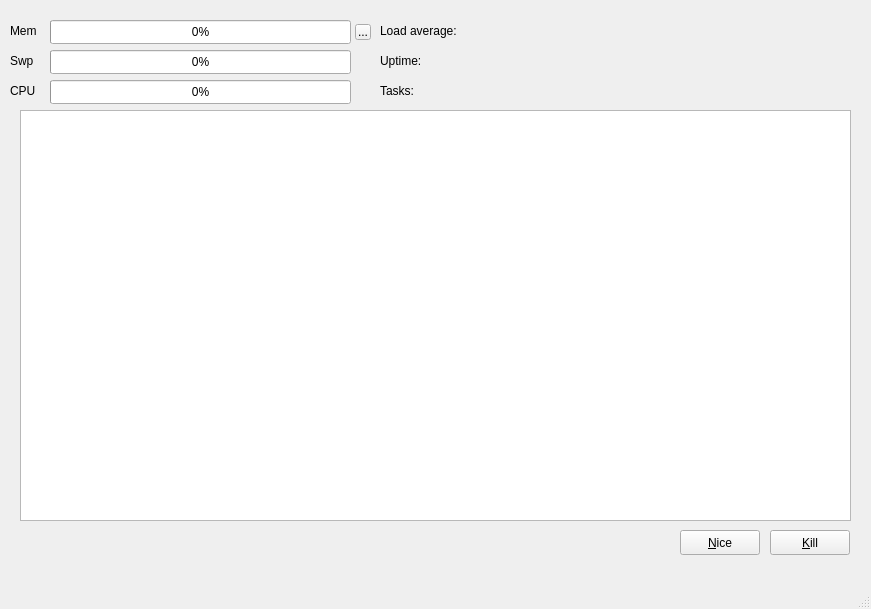
Qt form process-monitor/ui/process-monitor/mainwindow.ui (platoneko/os-course-design) before a commit.
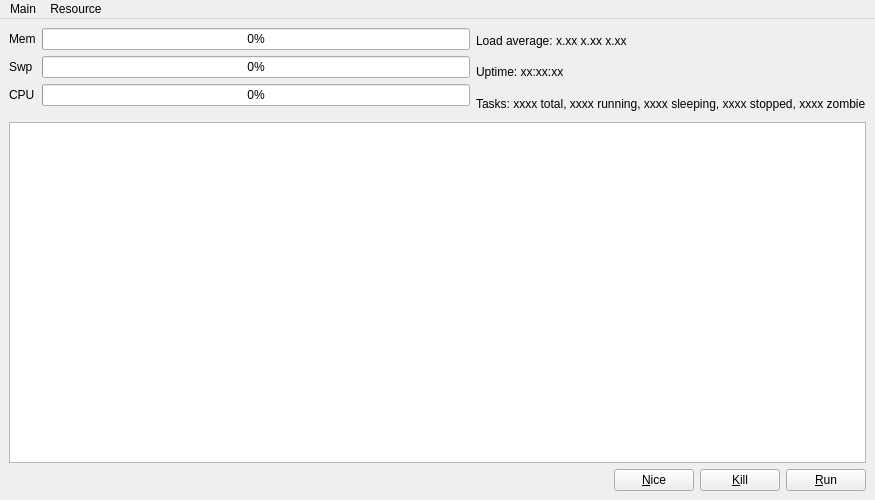
The same form after that commit.

```diff
--- a/process-monitor/ui/process-monitor/mainwindow.ui
+++ b/process-monitor/ui/process-monitor/mainwindow.ui
@@ -6,131 +6,70 @@
    <rect>
     <x>0</x>
     <y>0</y>
-    <width>871</width>
-    <height>609</height>
+    <width>875</width>
+    <height>500</height>
    </rect>
   </property>
+  <property name="maximumSize">
+   <size>
+    <width>875</width>
+    <height>500</height>
+   </size>
+  </property>
   <property name="windowTitle">
    <string>MainWindow</string>
   </property>
   <widget class="QWidget" name="centralwidget">
-   <widget class="QLabel" name="loadAverage">
-    <property name="geometry">
-     <rect>
-      <x>380</x>
-      <y>20</y>
-      <width>341</width>
-      <height>22</height>
-     </rect>
-    </property>
-    <property name="font">
-     <font>
-      <weight>50</weight>
-      <bold>false</bold>
-     </font>
-    </property>
-    <property name="text">
-     <string>Load average:</string>
-    </property>
-   </widget>
-   <widget class="QLabel" name="tasks">
-    <property name="geometry">
-     <rect>
-      <x>380</x>
-      <y>80</y>
-      <width>481</width>
-      <height>22</height>
-     </rect>
-    </property>
-    <property name="font">
-     <font>
-      <weight>50</weight>
-      <bold>false</bold>
-     </font>
-    </property>
-    <property name="text">
-     <string>Tasks:</string>
-    </property>
-   </widget>
-   <widget class="QLabel" name="uptime">
-    <property name="geometry">
-     <rect>
-      <x>380</x>
-      <y>50</y>
-      <width>341</width>
-      <height>22</height>
-     </rect>
-    </property>
-    <property name="font">
-     <font>
-      <weight>50</weight>
-      <bold>false</bold>
-      <underline>false</underline>
-     </font>
-    </property>
-    <property name="text">
-     <string>Uptime:</string>
-    </property>
-   </widget>
-   <widget class="QProgressBar" name="memBar">
-    <property name="geometry">
-     <rect>
-      <x>50</x>
-      <y>20</y>
-      <width>301</width>
-      <height>24</height>
-     </rect>
-    </property>
-    <property name="font">
-     <font>
-      <underline>false</underline>
-     </font>
-    </property>
-    <property name="value">
-     <number>0</number>
-    </property>
-    <property name="textVisible">
-     <bool>true</bool>
-    </property>
-    <property name="format">
-     <string>%p%</string>
-    </property>
-   </widget>
+   <layout class="QGridLayout" name="gridLayout">
+    <item row="0" column="3">
+     <spacer name="horizontalSpacer_2">
+      <property name="orientation">
+       <enum>Qt::Horizontal</enum>
+      </property>
+      <property name="sizeHint" stdset="0">
+       <size>
+        <width>18</width>
+        <height>88</height>
+       </size>
+      </property>
+     </spacer>
+    </item>
+    <item row="0" column="0">
+     <layout class="QFormLayout" name="formLayout_1">
+      <item row="0" column="0">
    <widget class="QLabel" name="label">
-    <property name="geometry">
-     <rect>
-      <x>10</x>
-      <y>20</y>
-      <width>41</width>
-      <height>22</height>
-     </rect>
-    </property>
     <property name="text">
      <string>Mem</string>
     </property>
    </widget>
+      </item>
+      <item row="0" column="1">
+       <widget class="QProgressBar" name="memBar">
+        <property name="font">
+         <font>
+          <underline>false</underline>
+         </font>
+        </property>
+        <property name="value">
+         <number>0</number>
+        </property>
+        <property name="textVisible">
+         <bool>true</bool>
+        </property>
+        <property name="format">
+         <string>%p%</string>
+        </property>
+       </widget>
+      </item>
+      <item row="1" column="0">
    <widget class="QLabel" name="label_2">
-    <property name="geometry">
-     <rect>
-      <x>10</x>
-      <y>50</y>
-      <width>41</width>
-      <height>22</height>
-     </rect>
-    </property>
     <property name="text">
      <string>Swp</string>
     </property>
    </widget>
+      </item>
+      <item row="1" column="1">
    <widget class="QProgressBar" name="swpBar">
-    <property name="geometry">
-     <rect>
-      <x>50</x>
-      <y>50</y>
-      <width>301</width>
-      <height>24</height>
-     </rect>
-    </property>
     <property name="value">
      <number>0</number>
     </property>
@@ -141,41 +80,16 @@
      <string>%p%</string>
     </property>
    </widget>
-   <widget class="QTableView" name="taskTable">
-    <property name="geometry">
-     <rect>
-      <x>20</x>
-      <y>110</y>
-      <width>831</width>
-      <height>411</height>
-     </rect>
-    </property>
-    <attribute name="horizontalHeaderVisible">
-     <bool>true</bool>
-    </attribute>
-   </widget>
+      </item>
+      <item row="2" column="0">
    <widget class="QLabel" name="label_3">
-    <property name="geometry">
-     <rect>
-      <x>10</x>
-      <y>80</y>
-      <width>41</width>
-      <height>22</height>
-     </rect>
-    </property>
     <property name="text">
      <string>CPU</string>
     </property>
    </widget>
+      </item>
+      <item row="2" column="1">
    <widget class="QProgressBar" name="cpuBar">
-    <property name="geometry">
-     <rect>
-      <x>50</x>
-      <y>80</y>
-      <width>301</width>
-      <height>24</height>
-     </rect>
-    </property>
     <property name="value">
      <number>0</number>
     </property>
@@ -186,46 +100,13 @@
      <string>%p%</string>
     </property>
    </widget>
-   <widget class="QToolButton" name="memDetailButton">
-    <property name="geometry">
-     <rect>
-      <x>355</x>
-      <y>24</y>
-      <width>16</width>
-      <height>16</height>
-     </rect>
-    </property>
-    <property name="text">
-     <string>...</string>
-    </property>
-   </widget>
-   <widget class="QPushButton" name="killButton">
-    <property name="geometry">
-     <rect>
-      <x>770</x>
-      <y>530</y>
-      <width>80</width>
-      <height>25</height>
-     </rect>
-    </property>
-    <property name="font">
-     <font>
-      <underline>false</underline>
-     </font>
-    </property>
-    <property name="text">
-     <string>&amp;Kill</string>
-    </property>
-   </widget>
+      </item>
+     </layout>
+    </item>
+    <item row="2" column="2">
+     <layout class="QHBoxLayout" name="horizontalLayout">
+      <item>
    <widget class="QPushButton" name="niceButton">
-    <property name="geometry">
-     <rect>
-      <x>680</x>
-      <y>530</y>
-      <width>80</width>
-      <height>25</height>
-     </rect>
-    </property>
     <property name="font">
      <font>
       <underline>false</underline>
@@ -235,18 +116,118 @@
      <string>&amp;Nice</string>
     </property>
    </widget>
+      </item>
+      <item>
+       <widget class="QPushButton" name="killButton">
+        <property name="font">
+         <font>
+          <underline>false</underline>
+         </font>
+        </property>
+        <property name="text">
+         <string>&amp;Kill</string>
+        </property>
+       </widget>
+      </item>
+      <item>
+       <widget class="QPushButton" name="runButton">
+        <property name="text">
+         <string>&amp;Run</string>
+        </property>
+       </widget>
+      </item>
+     </layout>
+    </item>
+    <item row="2" column="0" colspan="2">
+     <spacer name="horizontalSpacer_1">
+      <property name="orientation">
+       <enum>Qt::Horizontal</enum>
+      </property>
+      <property name="sizeHint" stdset="0">
+       <size>
+        <width>618</width>
+        <height>20</height>
+       </size>
+      </property>
+     </spacer>
+    </item>
+    <item row="1" column="0" colspan="3">
+     <widget class="QTableView" name="taskTable">
+      <attribute name="horizontalHeaderVisible">
+       <bool>true</bool>
+      </attribute>
+     </widget>
+    </item>
+    <item row="0" column="1" colspan="2">
+     <layout class="QVBoxLayout" name="verticalLayout_1">
+      <item>
+       <widget class="QLabel" name="loadAverage">
+        <property name="font">
+         <font>
+          <weight>50</weight>
+          <bold>false</bold>
+         </font>
+        </property>
+        <property name="text">
+         <string>Load average: x.xx x.xx x.xx</string>
+        </property>
+       </widget>
+      </item>
+      <item>
+       <widget class="QLabel" name="uptime">
+        <property name="font">
+         <font>
+          <weight>50</weight>
+          <bold>false</bold>
+          <underline>false</underline>
+         </font>
+        </property>
+        <property name="text">
+         <string>Uptime: xx:xx:xx</string>
+        </property>
+       </widget>
+      </item>
+      <item>
+       <widget class="QLabel" name="tasks">
+        <property name="font">
+         <font>
+          <weight>50</weight>
+          <bold>false</bold>
+         </font>
+        </property>
+        <property name="text">
+         <string>Tasks: xxxx total, xxxx running, xxxx sleeping, xxxx stopped, xxxx zombie</string>
+        </property>
+       </widget>
+      </item>
+     </layout>
+    </item>
+   </layout>
   </widget>
   <widget class="QMenuBar" name="menubar">
    <property name="geometry">
     <rect>
      <x>0</x>
      <y>0</y>
-     <width>871</width>
-     <height>27</height>
+     <width>875</width>
+     <height>22</height>
     </rect>
    </property>
-  </widget>
-  <widget class="QStatusBar" name="statusbar"/>
+   <widget class="QMenu" name="menuMain">
+    <property name="title">
+     <string>Main</string>
+    </property>
+    <addaction name="separator"/>
+   </widget>
+   <widget class="QMenu" name="menuResource">
+    <property name="title">
+     <string>Resource</string>
+    </property>
+    <addaction name="separator"/>
+   </widget>
+   <addaction name="menuMain"/>
+   <addaction name="menuResource"/>
+  </widget>
  </widget>
  <resources/>
  <connections/>
```
Lines whose indentation alone changed are shown as unchanged.
